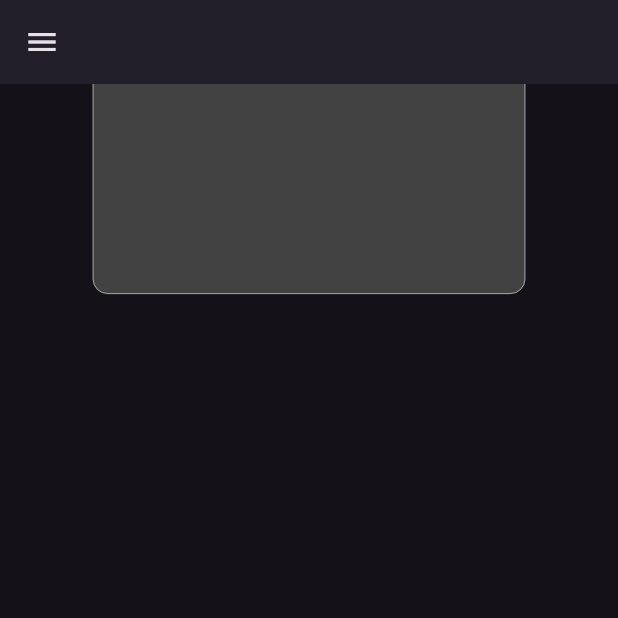
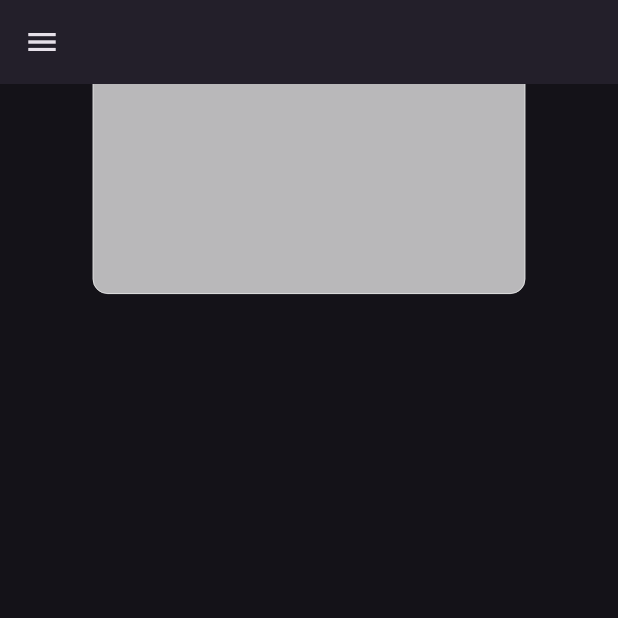
Before and after one commit to Luanftg/portifolio, a Flutter app: the screen it shows after launch, scrolled down 458 dp, after a tap on "Luan Fonseca", on a phone screen of 412 x 824 dp, the top half of it. Run offline on Flutter 3.47's test engine with Material 3 defaults, Android fonts, the phone set to English and light mode, and no system bars; our stand-ins replace firebase_core, flutter_bloc, font_awesome_flutter; accounts and stored records are empty; statements that could not run were skipped; project files that could hold a hidden picture were left out.

Commit message:
[feat]: layout e animações de cores

```diff
--- a/lib/my_app.dart
+++ b/lib/my_app.dart
@@ -8,7 +8,7 @@ class MyApp extends StatelessWidget {
   Widget build(BuildContext context) {
     return MaterialApp(
       debugShowCheckedModeBanner: false,
-      title: 'Flutter Demo',
+      title: 'Portifólio Desenvolvimento Luan Fonseca',
       theme: ThemeData(
         useMaterial3: true,
         brightness: Brightness.dark,
--- a/lib/src/core/layout/mobile/mobile_layout.dart
+++ b/lib/src/core/layout/mobile/mobile_layout.dart
@@ -20,35 +20,77 @@ class _MobileLayoutState extends State<MobileLayout>
   Widget build(BuildContext context) {
     return Scaffold(
       drawer: Drawer(
+        backgroundColor: Colors.transparent,
+        width: 150,
         child: Padding(
-          padding: const EdgeInsets.all(16.0),
+          padding: const EdgeInsets.all(16),
           child: Column(
             crossAxisAlignment: CrossAxisAlignment.start,
             children: [
+              const SizedBox(height: 40),
               TextButton(
+                onHover: (value) {
+                  return value
+                      ? context.read<HomeBloc>().add(
+                            ChangeColorEvent(
+                              Colors.amberAccent,
+                              title: 'Início',
+                            ),
+                          )
+                      : null;
+                },
                 onPressed: () {
                   context.read<HomeBloc>().add(
                         ChangeView(view: HomeView.initial),
                       );
+                  Navigator.of(context).pop();
                 },
                 child: const Text('Início'),
               ),
               TextButton(
-                onPressed: () => context.read<HomeBloc>().add(
-                      ChangeView(view: HomeView.projects),
-                    ),
+                onHover: (value) => value
+                    ? context.read<HomeBloc>().add(
+                          ChangeColorEvent(Colors.purpleAccent,
+                              title: 'Projetos'),
+                        )
+                    : null,
+                onPressed: () {
+                  context.read<HomeBloc>().add(
+                        ChangeView(view: HomeView.projects),
+                      );
+                  Navigator.of(context).pop();
+                },
                 child: const Text('Projetos'),
               ),
               TextButton(
-                onPressed: () => context.read<HomeBloc>().add(
-                      ChangeView(view: HomeView.training),
-                    ),
+                onHover: (value) => value
+                    ? context.read<HomeBloc>().add(
+                          ChangeColorEvent(Colors.redAccent, title: 'Formação'),
+                        )
+                    : null,
+                onPressed: () {
+                  context.read<HomeBloc>().add(
+                        ChangeView(view: HomeView.training),
+                      );
+                  if (mounted) {
+                    Navigator.of(context).pop();
+                  }
+                },
                 child: const Text('Formação'),
               ),
               TextButton(
-                onPressed: () => context.read<HomeBloc>().add(
-                      ChangeView(view: HomeView.contacts),
-                    ),
+                onHover: (value) => value
+                    ? context.read<HomeBloc>().add(
+                          ChangeColorEvent(Colors.greenAccent,
+                              title: value ? 'Contato' : 'Luan Fonseca'),
+                        )
+                    : null,
+                onPressed: () {
+                  context.read<HomeBloc>().add(
+                        ChangeView(view: HomeView.contacts),
+                      );
+                  Navigator.of(context).pop();
+                },
                 child: const Text('Contato'),
               ),
             ],
@@ -61,7 +103,10 @@ class _MobileLayoutState extends State<MobileLayout>
       body: BlocBuilder<HomeBloc, HomeState>(
         builder: (context, state) {
           return switch (state) {
-            InitialHomeState() => const InitialHomeView(),
+            InitialHomeState() => InitialHomeView(
+                endColor: state.endColor,
+                title: state.title,
+              ),
             TrainingHomeState() => const MobileTrainingView(),
             ProjectsHomeState() => MobileProjectsView(projects: state.projects),
             HomeState() => const Center(
--- a/lib/src/features/courses/course_model.dart
+++ b/lib/src/features/courses/course_model.dart
@@ -2,6 +2,7 @@ import 'dart:convert';
 
 class CourseModel {
   final String title;
+  final String titlePath;
   final String description;
   final String minister;
   final String institution;
@@ -10,6 +11,7 @@ class CourseModel {
 
   CourseModel({
     required this.title,
+    required this.titlePath,
     required this.description,
     required this.minister,
     required this.institution,
@@ -20,6 +22,7 @@ class CourseModel {
   Map<String, dynamic> toMap() {
     return {
       'title': title,
+      'title_path': titlePath,
       'description': description,
       'minister': minister,
       'institution': institution,
@@ -31,6 +34,7 @@ class CourseModel {
   factory CourseModel.fromMap(Map<String, dynamic> map) {
     return CourseModel(
       title: map['title'] ?? '',
+      titlePath: map['title_path'],
       description: map['description'] ?? '',
       minister: map['minister'] ?? '',
       institution: map['institution'] ?? '',
--- a/lib/src/features/courses/widgets/course_item_widget.dart
+++ b/lib/src/features/courses/widgets/course_item_widget.dart
@@ -9,8 +9,7 @@ class CourseItemWidget extends StatelessWidget {
   final CourseModel courseModel;
   @override
   Widget build(BuildContext context) {
-    return SizedBox(
-      child: Card(
+    return Card(
       color: Colors.grey.shade800,
       child: Padding(
         padding: const EdgeInsets.all(8.0),
@@ -31,7 +30,6 @@ class CourseItemWidget extends StatelessWidget {
           ],
         ),
       ),
-      ),
     );
   }
 }
--- a/lib/src/features/home/bloc/event/home_event.dart
+++ b/lib/src/features/home/bloc/event/home_event.dart
@@ -1,3 +1,5 @@
+import 'package:flutter/material.dart';
+
 enum HomeView { training, initial, projects, contacts }
 
 sealed class HomeEvent {}
@@ -7,3 +9,10 @@ class ChangeView implements HomeEvent {
 
   ChangeView({required this.view});
 }
+
+class ChangeColorEvent implements HomeEvent {
+  final Color endColor;
+  final String title;
+
+  ChangeColorEvent(this.endColor, {this.title = 'Luan Fonseca'});
+}
--- a/lib/src/features/home/bloc/home_bloc.dart
+++ b/lib/src/features/home/bloc/home_bloc.dart
@@ -9,6 +9,8 @@ class HomeBloc extends Bloc<HomeEvent, HomeState> {
       : _iProjectService = iProjectService,
         super(InitialHomeState()) {
     on<ChangeView>(((event, emit) => _handleChangePageEvent(event, emit)));
+    on<ChangeColorEvent>(
+        ((event, emit) => _handleChangeColorEvent(event: event, emit: emit)));
   }
 
   Future<void> _handleChangePageEvent(
@@ -31,6 +33,13 @@ class HomeBloc extends Bloc<HomeEvent, HomeState> {
     }
   }
 
+  void _handleChangeColorEvent({
+    required ChangeColorEvent event,
+    required Emitter emit,
+  }) {
+    emit(InitialHomeState(endColor: event.endColor, title: event.title));
+  }
+
   Future<void> _handleProjectState(Emitter<HomeState> emit) async {
     final projects = await _iProjectService.getAll();
     emit(ProjectsHomeState(projects: projects));
--- a/lib/src/features/home/bloc/state/home_state.dart
+++ b/lib/src/features/home/bloc/state/home_state.dart
@@ -1,8 +1,15 @@
+import 'package:flutter/material.dart';
 import 'package:portifolio/src/features/projects/project_model.dart';
 
 sealed class HomeState {}
 
-class InitialHomeState implements HomeState {}
+class InitialHomeState implements HomeState {
+  final Color endColor;
+  final String title;
+
+  InitialHomeState(
+      {this.endColor = Colors.white70, this.title = 'Luan Fonseca'});
+}
 
 class TrainingHomeState implements HomeState {}
 
--- a/lib/src/features/home/home_page.dart
+++ b/lib/src/features/home/home_page.dart
@@ -27,27 +27,91 @@ class _HomePageState extends State<HomePage> {
           mobile: const MobileLayout(),
           desktop: Scaffold(
             appBar: AppBar(backgroundColor: Colors.transparent, actions: [
-              TextButton(
+              TweenAnimationBuilder(
+                tween: Tween<double>(begin: 0, end: 1),
+                curve: Curves.easeInOut,
+                builder: (context, value, child) => Opacity(
+                  opacity: value,
+                  child: TextButton(
+                      onHover: (value) {
+                        return value
+                            ? context.read<HomeBloc>().add(
+                                  ChangeColorEvent(
+                                    value ? Colors.amberAccent : Colors.white70,
+                                    title: 'Início',
+                                  ),
+                                )
+                            : null;
+                      },
                       onPressed: () => context
                           .read<HomeBloc>()
                           .add(ChangeView(view: HomeView.initial)),
                       child: const Text('Início')),
-              TextButton(
-                  onPressed: () => context
-                      .read<HomeBloc>()
-                      .add(ChangeView(view: HomeView.projects)),
-                  child: const Text('Projetos')),
-              TextButton(
+                ),
+                duration: const Duration(seconds: 1),
+              ),
+              TweenAnimationBuilder(
+                tween: Tween<double>(begin: 0, end: 1),
+                curve: Curves.easeInOut,
+                builder: (context, value, child) => Opacity(
+                  opacity: value,
+                  child: TextButton(
+                    onHover: (value) => value
+                        ? context.read<HomeBloc>().add(ChangeColorEvent(
+                            value ? Colors.purpleAccent : Colors.white70,
+                            title: 'Projetos'))
+                        : null,
+                    onPressed: () => context.read<HomeBloc>().add(
+                          ChangeView(view: HomeView.projects),
+                        ),
+                    child: const Text('Projetos'),
+                  ),
+                ),
+                duration: const Duration(milliseconds: 1500),
+              ),
+              TweenAnimationBuilder(
+                tween: Tween<double>(begin: 0, end: 1),
+                curve: Curves.easeInOut,
+                builder: (context, value, child) => Opacity(
+                  opacity: value,
+                  child: TextButton(
+                      onHover: (value) => value
+                          ? context.read<HomeBloc>().add(ChangeColorEvent(
+                              value ? Colors.redAccent : Colors.white70,
+                              title: 'Formação'))
+                          : null,
                       onPressed: () => context
                           .read<HomeBloc>()
                           .add(ChangeView(view: HomeView.training)),
                       child: const Text('Formação')),
-              TextButton(onPressed: () {}, child: const Text('Contato')),
+                ),
+                duration: const Duration(milliseconds: 1800),
+              ),
+              TweenAnimationBuilder(
+                tween: Tween<double>(begin: 0, end: 1),
+                curve: Curves.easeInOut,
+                builder: (context, value, child) => Opacity(
+                  opacity: value,
+                  child: TextButton(
+                    onHover: (value) => value
+                        ? context.read<HomeBloc>().add(ChangeColorEvent(
+                            value ? Colors.greenAccent : Colors.white70,
+                            title: 'Contato'))
+                        : null,
+                    onPressed: () {},
+                    child: const Text('Contato'),
+                  ),
+                ),
+                duration: const Duration(milliseconds: 2000),
+              ),
             ]),
             body: BlocBuilder<HomeBloc, HomeState>(
               builder: (context, state) {
                 return switch (state) {
-                  InitialHomeState() => const InitialHomeView(),
+                  InitialHomeState() => InitialHomeView(
+                      endColor: state.endColor,
+                      title: state.title,
+                    ),
                   TrainingHomeState() => const TrainingView(),
                   ProjectsHomeState() => ProjectsView(projects: state.projects),
                   HomeState() => const Center(
--- a/lib/src/features/home/views/initial_home_view.dart
+++ b/lib/src/features/home/views/initial_home_view.dart
@@ -1,9 +1,16 @@
 import 'package:flutter/material.dart';
 import 'package:flutter/rendering.dart';
+
 import 'package:portifolio/src/features/home/widgets/welcome_card_widget.dart';
 
 class InitialHomeView extends StatefulWidget {
-  const InitialHomeView({super.key});
+  const InitialHomeView({
+    super.key,
+    required this.endColor,
+    required this.title,
+  });
+  final Color endColor;
+  final String title;
 
   @override
   State<InitialHomeView> createState() => _InitialHomeViewState();
@@ -15,10 +22,12 @@ class _InitialHomeViewState extends State<InitialHomeView>
   late AnimationController _opacityController;
   late ScrollController _scrollController;
   double _previousScrolOffset = 0;
+  late Color startColor;
 
   @override
   void initState() {
     super.initState();
+    startColor = Colors.grey.shade800;
     _scrollController = ScrollController();
     _opacityController = AnimationController(
       vsync: this,
@@ -80,24 +89,39 @@ class _InitialHomeViewState extends State<InitialHomeView>
           padding: const EdgeInsets.symmetric(vertical: 24, horizontal: 16),
           child: InkWell(
             onTap: _changeOpacity,
-            child: Container(
+            child: TweenAnimationBuilder(
+              duration: const Duration(milliseconds: 1500),
+              tween: ColorTween(begin: startColor, end: widget.endColor),
+              curve: Curves.easeInOutCubic,
+              builder: (context, color, child) => Container(
                 width: MediaQuery.of(context).size.width * 0.7,
                 height: MediaQuery.of(context).size.height * 0.6,
                 decoration: BoxDecoration(
-                color: Colors.grey.shade800,
+                  color: color,
                   backgroundBlendMode: BlendMode.lighten,
                   borderRadius: BorderRadius.circular(10),
                   border: Border.all(color: Colors.white70, width: 0.5),
                 ),
-              child: const Padding(
-                padding: EdgeInsets.all(8.0),
+                child: Padding(
+                  padding: const EdgeInsets.all(8.0),
                   child: Center(
+                    child: TweenAnimationBuilder(
+                      duration: const Duration(seconds: 2),
+                      curve: Curves.easeInOutCubic,
+                      tween: Tween<double>(begin: 0, end: 1),
+                      builder: (context, value, child) => Opacity(
+                        opacity: value,
                         child: Text(
-                    'Luan Fonseca',
+                          widget.title,
                           style: TextStyle(
+                            color: startColor,
                             fontFamily: 'Montserrat',
                             fontStyle: FontStyle.italic,
+                            fontWeight: FontWeight.bold,
                             fontSize: 64,
+                          ),
+                        ),
+                      ),
                     ),
                   ),
                 ),
--- a/pubspec.yaml
+++ b/pubspec.yaml
@@ -34,6 +34,7 @@ flutter:
     - assets/
     - assets/projects/
     - assets/images/
+    - assets/certificates/flutter/
     - assets/certificates/c#/
     - assets/db.json
 
```
Also changed, not shown: assets/db.json (+17 -0 lines), lib/src/features/home/widgets/custom_tween_animation.dart (added, +26 -0 lines), lib/src/features/home/widgets/welcome_certificates_widget.dart (+45 -39 lines), assets/certificates/flutter/flutter.png (added), assets/certificates/flutter/flutter_proz.png (added), 9 other files. Lines whose indentation alone changed are shown as unchanged.
